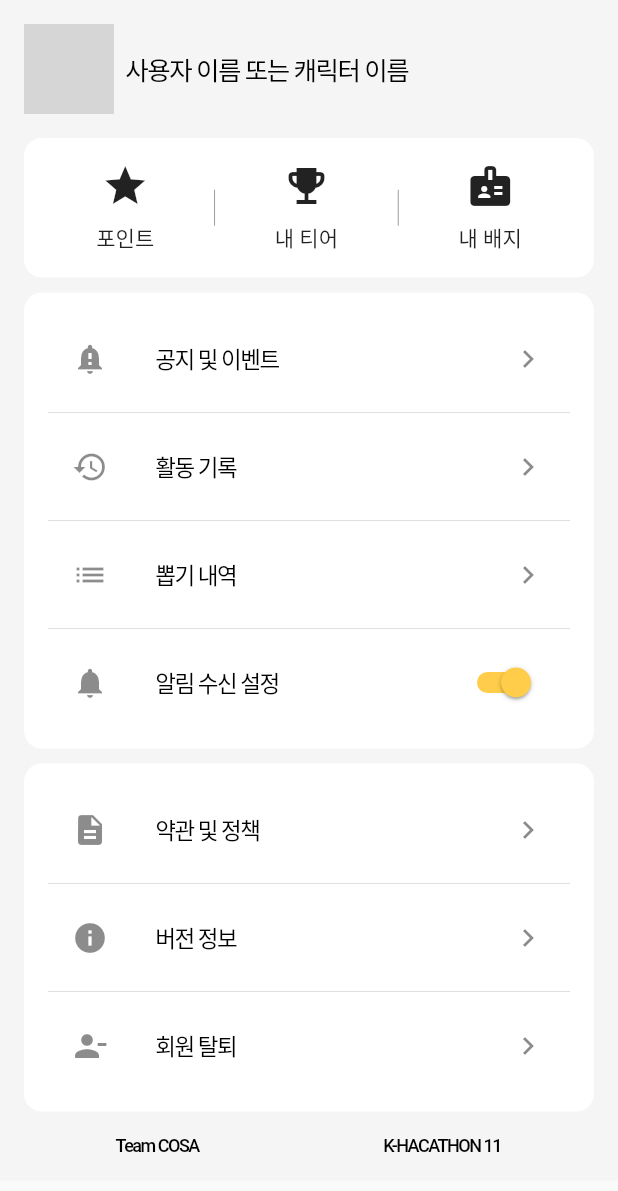
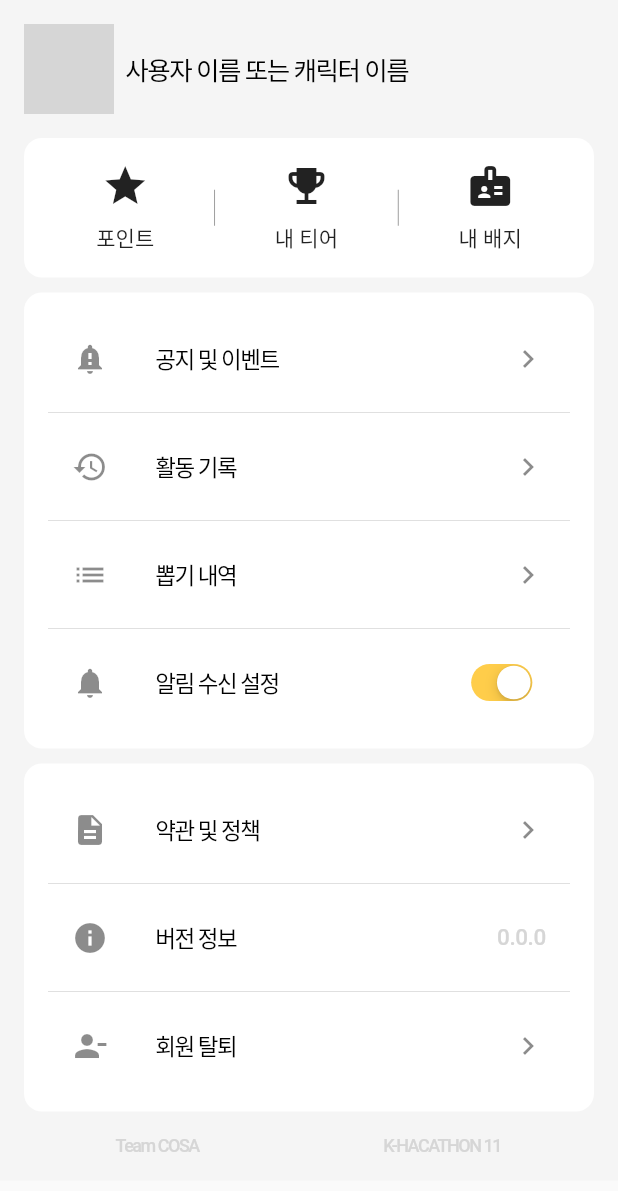
Before and after one commit to Hyunjiiing/COSA_ATM, a Flutter app: the SettingsPage screen opened directly, on a phone screen of 412 x 824 dp. Shown: the top 1191 px of the screen. Run offline on Flutter 3.47's test engine with Material 2 defaults, Android fonts, the phone set to English and light mode, and no system bars; our stand-ins replace geolocator, google_maps_flutter; Roboto replaces fonts that are missing (Noto Sans KR); grey boxes are pictures that could not be loaded.

Commit message:
Fix button & line

```diff
--- a/Frontend/lib/settings.dart
+++ b/Frontend/lib/settings.dart
@@ -141,14 +141,16 @@ class SettingsPage extends StatelessWidget {
                         letterSpacing: -1.0,
                       ),
                     ),
-                    trailing: Switch(
-                      value: true,
-                      onChanged: (value) {
-                        // 스위치 버튼의 상태 변경에 대한 로직을 구현
-                      },
-                      activeTrackColor: Color(0xFFFFCD4A),
-                      activeColor: Color(0xFFFFCD4A),
-                      inactiveThumbColor: Colors.grey,
+                    trailing: Transform.scale(
+                      scale: 0.8, // 원하는 크기 비율로 조절 (1.0이 기본 크기)
+                      child: CupertinoSwitch(
+                        value: true,
+                        onChanged: (value) {
+                          // 스위치 버튼의 상태 변경에 대한 로직
+                        },
+                        activeColor: Color(0xFFFFCD4A),
+                        trackColor: Colors.grey,
+                      ),
                     ),
                   ),
                 ],
@@ -183,7 +185,16 @@ class SettingsPage extends StatelessWidget {
                         letterSpacing: -1.0,
                       ),
                     ),
-                    trailing: Icon(Icons.chevron_right),
+                    trailing:  Text(
+                      '0.0.0',
+                      style: TextStyle(
+                        color: Colors.grey[350],
+                        fontSize: 15,
+                        fontFamily: 'Noto Sans KR',
+                        fontWeight: FontWeight.w500,
+                        letterSpacing: -0.3,
+                      ),
+                    ),
                   ),
                   Divider(),
                   ListTile(
@@ -210,7 +221,7 @@ class SettingsPage extends StatelessWidget {
                     Text(
                       'Team COSA',
                       style: TextStyle(
-                        color: Colors.black,
+                        color: Colors.grey[350],
                         fontSize: 12,
                         fontFamily: 'Noto Sans KR',
                         fontWeight: FontWeight.w500,
@@ -221,7 +232,7 @@ class SettingsPage extends StatelessWidget {
                     Text(
                       'K-HACATHON 11',
                       style: TextStyle(
-                        color: Colors.black,
+                        color: Colors.grey[350],
                         fontSize: 12,
                         fontFamily: 'Noto Sans KR',
                         fontWeight: FontWeight.w500,
```
